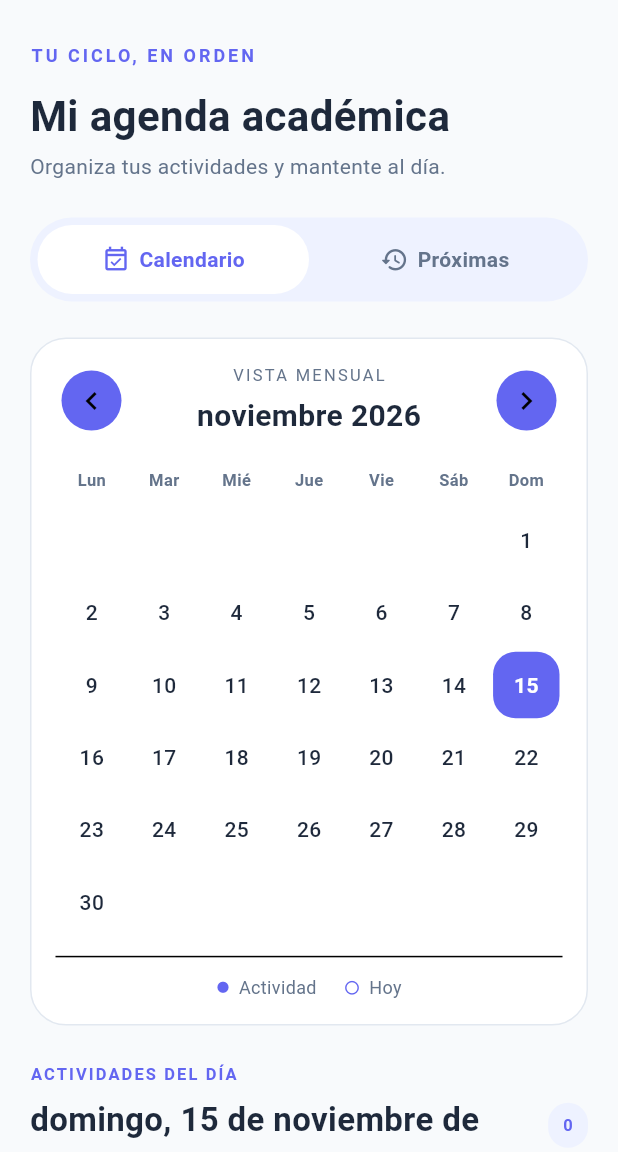
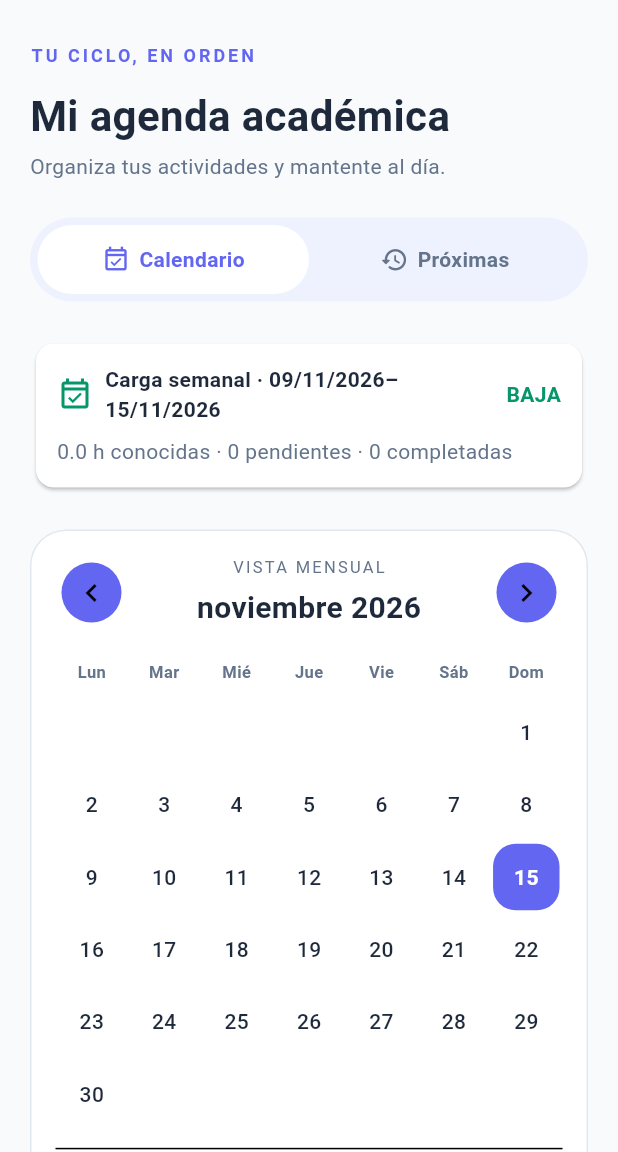
Before and after one commit to trevolcanm10/g7-riesgo-ansiedad-social, a Flutter app: the AgendaScreen screen opened directly with empty values, after a tap on "Calendario", on a phone screen of 412 x 824 dp, the part 84-1236 px from its top. Run offline on Flutter 3.47's test engine with Material 3 defaults, Android fonts, the phone set to English and light mode, and no system bars; our stand-ins replace flutter_secure_storage, shared_preferences; missing offline and left inert: phosphoricons_flutter; accounts and stored records are empty.

Commit message:
Modify-Frontend-Panel de Seguimiento

```diff
--- a/frontend/lib/presentation/pages/agenda/agenda_screen.dart
+++ b/frontend/lib/presentation/pages/agenda/agenda_screen.dart
@@ -375,8 +375,8 @@ class _AgendaScreenState extends State<AgendaScreen> {
     'diciembre',
   ][month - 1];
 
-  Widget _weeklyLoad(AppColors colors) {
-    final carga = calcularCargaSemanal(_items, _selected);
+  Widget _weeklyLoad(AppColors colors, DateTime weekDate) {
+    final carga = calcularCargaSemanal(_items, weekDate);
     final label = switch (carga.nivel) {
       NivelCargaAcademica.baja => 'BAJA',
       NivelCargaAcademica.moderada => 'MODERADA',
@@ -680,6 +680,13 @@ class _AgendaScreenState extends State<AgendaScreen> {
                       ),
                     ),
                     const SizedBox(height: 24),
+                    if (!_loading && _error == null) ...[
+                      _weeklyLoad(
+                        colors,
+                        _listView ? DateTime.now() : _selected,
+                      ),
+                      const SizedBox(height: 24),
+                    ],
                     if (!_listView) ...[
                       _calendar(colors),
                       const SizedBox(height: 24),
@@ -778,10 +785,6 @@ class _AgendaScreenState extends State<AgendaScreen> {
                         ),
                       ),
                     ),
-                    if (!_loading && _error == null) ...[
-                      const SizedBox(height: 22),
-                      _weeklyLoad(colors),
-                    ],
                   ],
                 ),
               ),
```
Also changed, not shown: frontend/lib/presentation/pages/evaluacion/historial_screen.dart (+29 -5 lines), 2 other files.
